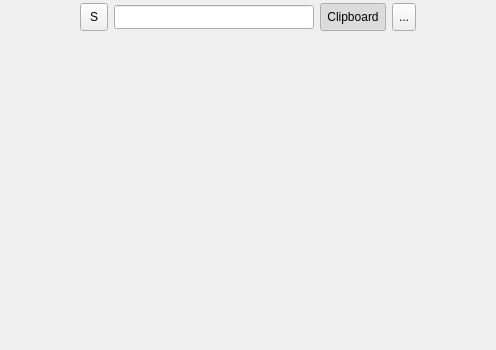
SeptemberHX/MPaste, file widget/MPasteWidget.ui: the form before one commit; both pictures show x 149 to 645 and y 0 to 350 of the 794 by 350 pixel window.
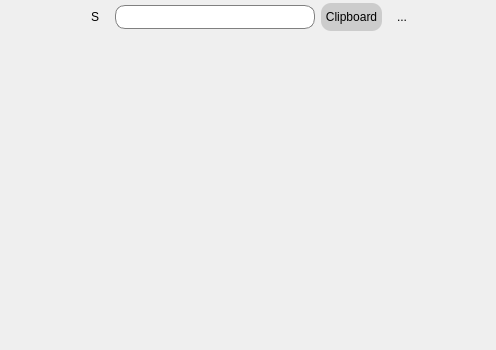
The form after the commit. Icons and pictures are not drawn.

```diff
--- a/widget/MPasteWidget.ui
+++ b/widget/MPasteWidget.ui
@@ -83,6 +83,16 @@
           <height>28</height>
          </size>
         </property>
+        <property name="styleSheet">
+         <string notr="true">QToolButton::hover, QToolButton::selected {
+	background-color: #CCCCCC;
+border-radius: 10px;
+}
+
+QToolButton {
+border-radius: 10px;
+}</string>
+        </property>
         <property name="text">
          <string>S</string>
         </property>
@@ -90,6 +100,12 @@
          <iconset resource="../resources.qrc">
           <normaloff>:/resources/resources/search.png</normaloff>:/resources/resources/search.png</iconset>
         </property>
+        <property name="checkable">
+         <bool>true</bool>
+        </property>
+        <property name="checked">
+         <bool>false</bool>
+        </property>
        </widget>
       </item>
       <item>
@@ -106,6 +122,14 @@
           <height>24</height>
          </size>
         </property>
+        <property name="styleSheet">
+         <string notr="true">QLineEdit {
+	border-style: solid;
+border-color: gray;
+border-width: 1px;
+border-radius: 10px;
+}</string>
+        </property>
        </widget>
       </item>
       <item>
@@ -116,6 +140,12 @@
           <height>28</height>
          </size>
         </property>
+        <property name="styleSheet">
+         <string notr="true">QToolButton::checked {
+background-color: #CCCCCC;
+border-radius: 10px;
+}</string>
+        </property>
         <property name="text">
          <string>Clipboard</string>
         </property>
@@ -129,12 +159,28 @@
       </item>
       <item>
        <widget class="QToolButton" name="menuButton">
+        <property name="minimumSize">
+         <size>
+          <width>28</width>
+          <height>28</height>
+         </size>
+        </property>
         <property name="maximumSize">
          <size>
-          <width>16777215</width>
+          <width>28</width>
           <height>28</height>
          </size>
         </property>
+        <property name="styleSheet">
+         <string notr="true">QToolButton {
+border-radius: 10px;
+}
+
+QToolButton::hover {
+	background-color: #CCCCCC;
+border-radius: 10px;
+}</string>
+        </property>
         <property name="text">
          <string>...</string>
         </property>
```
